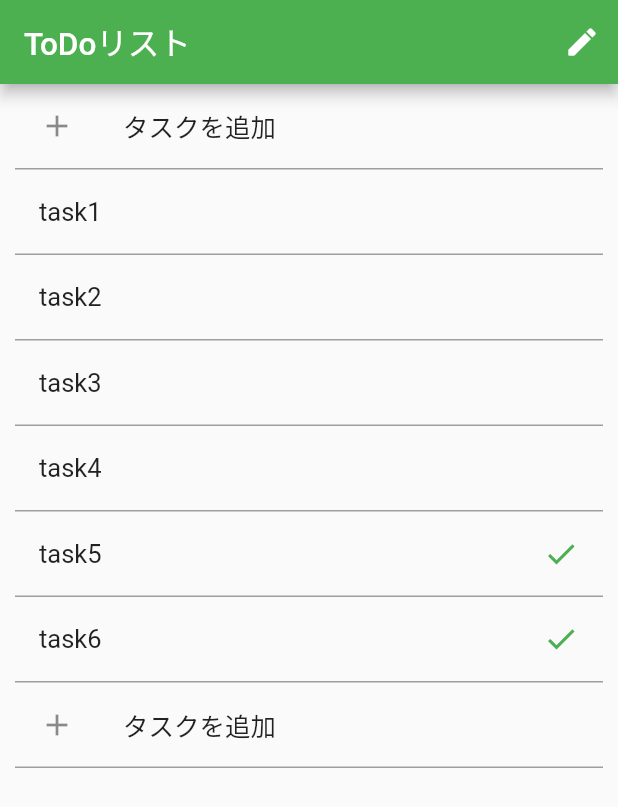
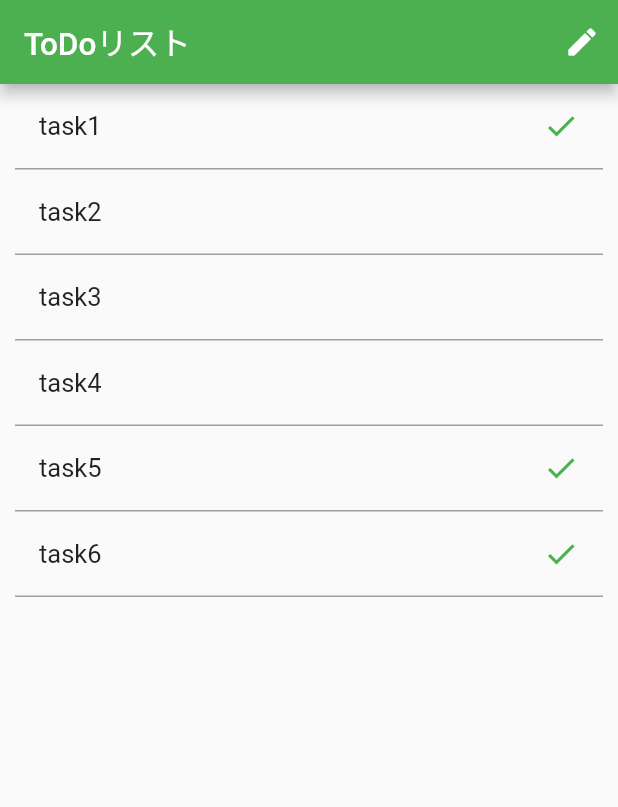
Before and after one commit to h-enoki/sample_riverpod_aap1, a Flutter app: the screen it shows after launch, after a tap on "task1", on a phone screen of 412 x 824 dp. Shown: the top 807 px of the screen. Run offline on Flutter 3.47's test engine with Material 2 defaults, Android fonts, the light colour scheme and no system bars; our stand-ins replace flutter_riverpod.

Commit message:
編集モードの切り替えの実装

```diff
--- a/lib/src/models/task.dart
+++ b/lib/src/models/task.dart
@@ -4,6 +4,6 @@ class Task {
     this.isCompleted,
   );
 
-  final String title;
-  final bool isCompleted;
+  String title;
+  bool isCompleted;
 }
--- a/lib/src/views/home_page.dart
+++ b/lib/src/views/home_page.dart
@@ -23,9 +23,23 @@ class TaskNotifier extends StateNotifier<List<Task>> {
             Task("task6", true),
           ],
         );
-  void addTask() {
+
+  void addTask(Task task) {
     debugPrint("addTask");
-    state = [...state, Task("task7", true)];
+    state = [...state, task];
+  }
+
+  void removeTask(int index) {
+    debugPrint("removeTask");
+    state = List.from(state)..removeAt(index);
+  }
+
+  void updateIsCompleted(int index) {
+    state = [
+      ...state.sublist(0, index),
+      Task(state[index].title, !state[index].isCompleted),
+      ...state.sublist(index + 1),
+    ];
   }
 }
 
@@ -53,11 +67,11 @@ class MyHomePage extends ConsumerWidget {
       ),
       body: ReorderableListView.builder(
         itemCount: task.length,
-        header: const AddTaskListTile(),
-        footer: const AddTaskListTile(),
+        header: isEditing ? const AddTaskListTile() : null,
+        footer: isEditing ? const AddTaskListTile() : null,
         itemBuilder: (context, index) {
           return Dismissible(
-            key: Key(task[index].title),
+            key: Key(index.toString()),
             // スワイプ禁止
             direction: DismissDirection.none,
             child: TodoListItem(
@@ -94,6 +108,11 @@ class TodoListItem extends ConsumerWidget {
     return InkWell(
       onTap: () {
         debugPrint("onTap：$index");
+        // ref.read(taskNotifierProvider.notifier).updateTask(
+        //       index,
+        //       Task("task10", true),
+        //     );
+        ref.read(taskNotifierProvider.notifier).updateIsCompleted(index);
       },
       child: Container(
         margin: const EdgeInsets.symmetric(horizontal: 10),
@@ -107,7 +126,12 @@ class TodoListItem extends ConsumerWidget {
         child: ListTile(
           title: Text(task.title),
           trailing: isEditing
-              ? const Icon(Icons.close, color: Colors.red)
+              ? IconButton(
+                  icon: const Icon(Icons.close, color: Colors.red),
+                  onPressed: () {
+                    ref.read(taskNotifierProvider.notifier).removeTask(index);
+                  },
+                )
               : task.isCompleted
                   ? Icon(Icons.check, color: Theme.of(context).primaryColor)
                   : null,
@@ -124,7 +148,7 @@ class AddTaskListTile extends ConsumerWidget {
   Widget build(BuildContext context, WidgetRef ref) {
     return InkWell(
       onTap: () {
-        ref.read(taskNotifierProvider.notifier).addTask();
+        ref.read(taskNotifierProvider.notifier).addTask(Task("task6", false));
       },
       child: Container(
         margin: const EdgeInsets.symmetric(horizontal: 10),
```
